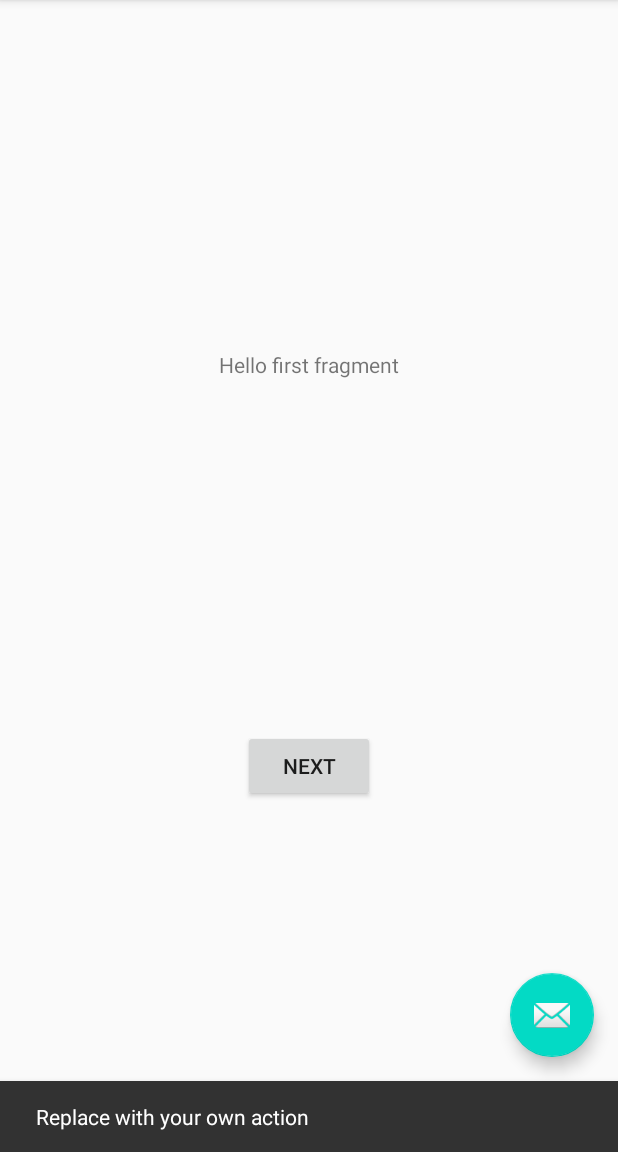
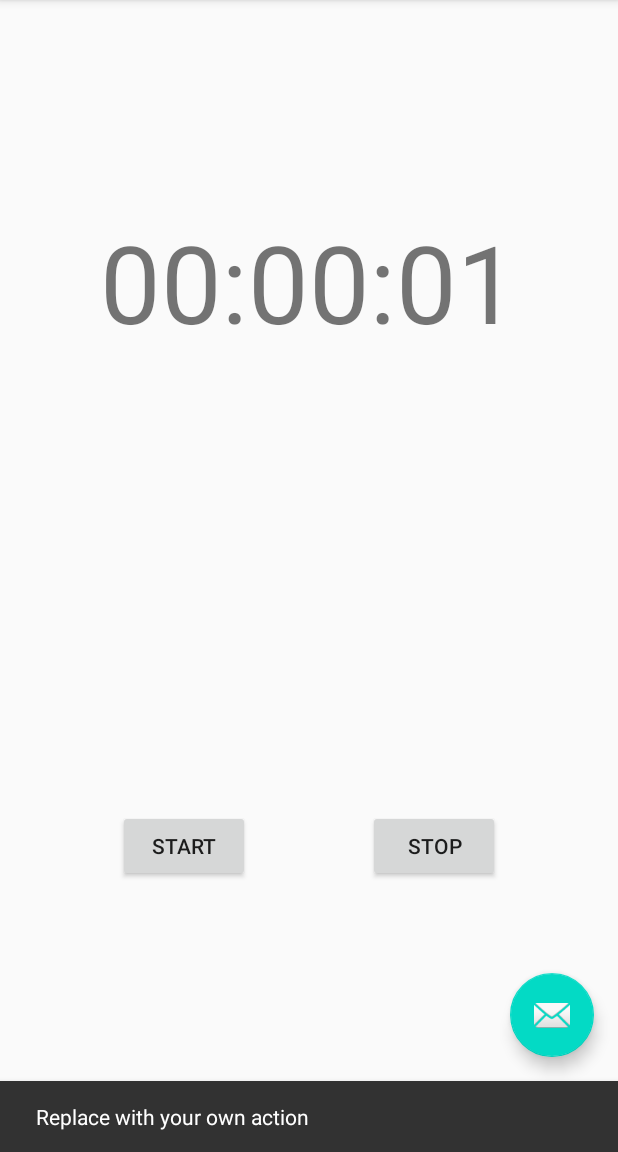
Before and after one commit to ECarpenter/ExerciseTimer, an Android app: the screen it shows after launch (MainActivity), after a tap on an icon or button, on a phone screen of 412 x 824 dp, the part 84-1236 px from its top. Run offline under Robolectric (Android 15) with nearby library versions, the phone set to English and light mode, and no system bars; 2 other taps on this screen came first.

Commit message:
Basic timer with start and stop

```diff
--- a/app/src/main/java/com/example/exercisetimer/FirstFragment.java
+++ b/app/src/main/java/com/example/exercisetimer/FirstFragment.java
@@ -1,9 +1,11 @@
 package com.example.exercisetimer;
 
 import android.os.Bundle;
+import android.os.Handler;
 import android.view.LayoutInflater;
 import android.view.View;
 import android.view.ViewGroup;
+import android.widget.TextView;
 
 import androidx.annotation.NonNull;
 import androidx.fragment.app.Fragment;
@@ -23,11 +25,71 @@ public class FirstFragment extends Fragment {
     public void onViewCreated(@NonNull View view, Bundle savedInstanceState) {
         super.onViewCreated(view, savedInstanceState);
 
-        view.findViewById(R.id.button_first).setOnClickListener(new View.OnClickListener() {
+        final long[] startTime = {System.currentTimeMillis()};
+
+        final TextView clockDisplay = (TextView) view.findViewById(R.id.clock_display);
+        final Handler clockHandler = new Handler();
+        clockDisplay.setText(getString(R.string.clock_display,0,0,0));
+        class clockRunnable implements Runnable {
+            private Handler clockHandler;
+            private TextView clockDisplay;
+            private boolean running;
+            private long startTime;
+            private long elapsedTime;
+            private long elapsedSeconds;
+            private long elapsedMinutes;
+            private long elapsedHours;
+
+
+            public clockRunnable(Handler clockHandler, long startTime, TextView clockDisplay){
+                this.clockHandler = clockHandler;
+                //this.startTime = startTime;
+                this.clockDisplay = clockDisplay;
+                this.running = false;
+                //this.elapsedTime = System.currentTimeMillis() - this.startTime;
+                //this.elapsedSeconds = this.elapsedTime/1000;
+                //this.elapsedMinutes = this.elapsedSeconds/60;
+                //this.elapsedHours = this.elapsedMinutes/60;
+            }
+
+            public void setStartTime(long startTime) {
+                this.startTime = startTime;
+            }
+
+            public void setRunning(boolean running) {
+                this.running = running;
+            }
+
+            @Override
+            public void run() {
+                if (this.running) {
+                    this.clockHandler.postDelayed(this, 500);
+                    this.elapsedTime = System.currentTimeMillis() - this.startTime;
+                    this.elapsedSeconds = this.elapsedTime / 1000;
+                    this.elapsedMinutes = this.elapsedSeconds / 60;
+                    this.elapsedHours = this.elapsedMinutes / 60;
+                    this.clockDisplay.setText(getString(R.string.clock_display,elapsedHours,elapsedMinutes,elapsedSeconds));
+                }
+            }
+        }
+
+        final clockRunnable clockRunner = new clockRunnable(clockHandler, startTime[0], clockDisplay);
+
+
+        view.findViewById(R.id.button_start).setOnClickListener(new View.OnClickListener() {
             @Override
             public void onClick(View view) {
-                NavHostFragment.findNavController(FirstFragment.this)
-                        .navigate(R.id.action_FirstFragment_to_SecondFragment);
+                startTime[0] = System.currentTimeMillis();
+                clockRunner.setStartTime(startTime[0]);
+                clockRunner.setRunning(true);
+                clockHandler.post(clockRunner);
+            }
+        });
+
+        view.findViewById(R.id.button_stop).setOnClickListener(new View.OnClickListener() {
+            @Override
+            public void onClick(View view) {
+                clockRunner.setRunning(false);
             }
         });
     }
--- a/app/src/main/res/layout/fragment_first.xml
+++ b/app/src/main/res/layout/fragment_first.xml
@@ -6,23 +6,39 @@
     android:layout_height="match_parent"
     tools:context=".FirstFragment">
 
-    <TextView
-        android:id="@+id/textview_first"
+    <Button
+        android:id="@+id/button_start"
         android:layout_width="wrap_content"
         android:layout_height="wrap_content"
-        android:text="@string/hello_first_fragment"
-        app:layout_constraintBottom_toTopOf="@id/button_first"
-        app:layout_constraintEnd_toEndOf="parent"
+        android:text="@string/start"
+        app:layout_constraintBottom_toBottomOf="parent"
+        app:layout_constraintEnd_toStartOf="@+id/button_stop"
+        app:layout_constraintHorizontal_bias="0.51"
         app:layout_constraintStart_toStartOf="parent"
-        app:layout_constraintTop_toTopOf="parent" />
+        app:layout_constraintTop_toTopOf="parent"
+        app:layout_constraintVertical_bias="0.75" />
 
     <Button
-        android:id="@+id/button_first"
+        android:id="@+id/button_stop"
         android:layout_width="wrap_content"
         android:layout_height="wrap_content"
-        android:text="@string/next"
+        android:text="@string/stop"
+        app:layout_constraintBottom_toBottomOf="@+id/button_start"
+        app:layout_constraintEnd_toEndOf="parent"
+        app:layout_constraintHorizontal_bias="0.5"
+        app:layout_constraintStart_toEndOf="@+id/button_start" />
+
+    <TextView
+        android:id="@+id/clock_display"
+        android:layout_width="284dp"
+        android:layout_height="104dp"
+        android:text="@string/clock_display"
+        android:textAlignment="center"
+        android:textSize="72sp"
         app:layout_constraintBottom_toBottomOf="parent"
         app:layout_constraintEnd_toEndOf="parent"
         app:layout_constraintStart_toStartOf="parent"
-        app:layout_constraintTop_toBottomOf="@id/textview_first" />
+        app:layout_constraintTop_toTopOf="parent"
+        app:layout_constraintVertical_bias="0.20999998" />
+
 </androidx.constraintlayout.widget.ConstraintLayout>
--- a/app/src/main/res/values/strings.xml
+++ b/app/src/main/res/values/strings.xml
@@ -4,9 +4,11 @@
     <!-- Strings used for fragments for navigation -->
     <string name="first_fragment_label">First Fragment</string>
     <string name="second_fragment_label">Second Fragment</string>
-    <string name="next">Next</string>
+    <string name="start">START</string>
+    <string name="stop">STOP</string>
+    <string name="add">ADD</string>
     <string name="previous">Previous</string>
 
-    <string name="hello_first_fragment">Hello first fragment</string>
+    <string name="clock_display">%1$02d:%2$02d:%3$02d</string>
     <string name="hello_second_fragment">Hello second fragment. Arg: %1$s</string>
 </resources>
```
